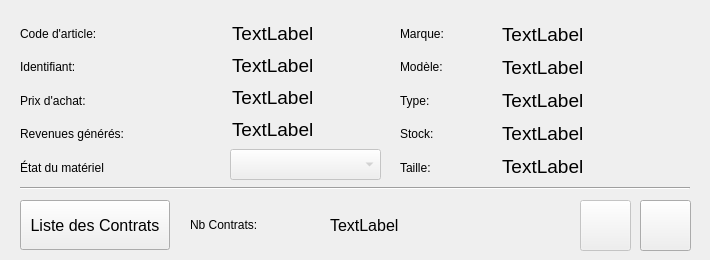
Above: sploks/views/item_inspector.ui from LPOdev/Sploks before the change. Below: the same form after it.
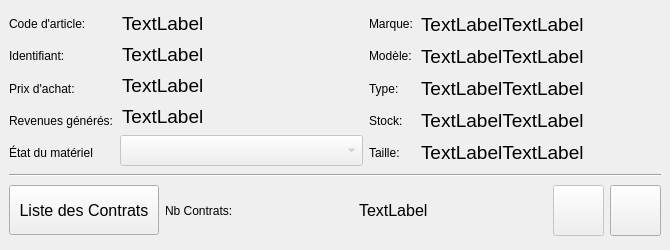
That is the form after the change. Icons and pictures are not drawn.

Commit message: T41 Refactorisation d'interfaces

What changed in the file:
```diff
--- a/sploks/views/item_inspector.ui
+++ b/sploks/views/item_inspector.ui
@@ -6,23 +6,24 @@
    <rect>
     <x>0</x>
     <y>0</y>
-    <width>710</width>
-    <height>260</height>
+    <width>670</width>
+    <height>250</height>
    </rect>
   </property>
+  <property name="minimumSize">
+   <size>
+    <width>670</width>
+    <height>250</height>
+   </size>
+  </property>
   <property name="windowTitle">
    <string>Détail Article</string>
   </property>
   <widget class="QWidget" name="centralwidget">
-   <widget class="QWidget" name="verticalLayoutWidget">
-    <property name="geometry">
-     <rect>
-      <x>20</x>
-      <y>20</y>
-      <width>203</width>
-      <height>161</height>
-     </rect>
-    </property>
+   <layout class="QVBoxLayout" name="verticalLayout_5">
+    <item>
+     <layout class="QHBoxLayout" name="horizontalLayout_4">
+      <item>
     <layout class="QVBoxLayout" name="verticalLayout">
      <item>
       <widget class="QLabel" name="label">
@@ -75,16 +76,8 @@
       </widget>
      </item>
     </layout>
-   </widget>
-   <widget class="QWidget" name="verticalLayoutWidget_2">
-    <property name="geometry">
-     <rect>
-      <x>230</x>
-      <y>20</y>
-      <width>151</width>
-      <height>161</height>
-     </rect>
-    </property>
+      </item>
+      <item>
     <layout class="QVBoxLayout" name="verticalLayout_2">
      <item>
       <widget class="QLineEdit" name="lblItemCode">
@@ -202,16 +195,8 @@
       </widget>
      </item>
     </layout>
-   </widget>
-   <widget class="QWidget" name="verticalLayoutWidget_3">
-    <property name="geometry">
-     <rect>
-      <x>400</x>
-      <y>20</y>
-      <width>86</width>
-      <height>161</height>
-     </rect>
-    </property>
+      </item>
+      <item>
     <layout class="QVBoxLayout" name="verticalLayout_3">
      <item>
       <widget class="QLabel" name="label_6">
@@ -264,19 +249,17 @@
       </widget>
      </item>
     </layout>
-   </widget>
-   <widget class="QWidget" name="verticalLayoutWidget_4">
-    <property name="geometry">
-     <rect>
-      <x>500</x>
-      <y>20</y>
-      <width>191</width>
-      <height>161</height>
-     </rect>
-    </property>
+      </item>
+      <item>
     <layout class="QVBoxLayout" name="verticalLayout_4">
      <item>
       <widget class="QLineEdit" name="lblBrand">
+          <property name="sizePolicy">
+           <sizepolicy hsizetype="Expanding" vsizetype="Fixed">
+            <horstretch>20</horstretch>
+            <verstretch>0</verstretch>
+           </sizepolicy>
+          </property>
        <property name="font">
         <font>
          <family>Arial</family>
@@ -292,7 +275,7 @@
 font: 87 14pt &quot;Arial&quot;;</string>
        </property>
        <property name="text">
-        <string>TextLabel</string>
+           <string>TextLabelTextLabel</string>
        </property>
        <property name="readOnly">
         <bool>true</bool>
@@ -301,6 +284,12 @@
      </item>
      <item>
       <widget class="QLineEdit" name="lblModel">
+          <property name="sizePolicy">
+           <sizepolicy hsizetype="Expanding" vsizetype="Fixed">
+            <horstretch>20</horstretch>
+            <verstretch>0</verstretch>
+           </sizepolicy>
+          </property>
        <property name="font">
         <font>
          <family>Arial</family>
@@ -316,7 +305,7 @@
 font: 87 14pt &quot;Arial&quot;;</string>
        </property>
        <property name="text">
-        <string>TextLabel</string>
+           <string>TextLabelTextLabel</string>
        </property>
        <property name="readOnly">
         <bool>true</bool>
@@ -325,6 +314,12 @@
      </item>
      <item>
       <widget class="QLineEdit" name="lblType">
+          <property name="sizePolicy">
+           <sizepolicy hsizetype="Expanding" vsizetype="Fixed">
+            <horstretch>20</horstretch>
+            <verstretch>0</verstretch>
+           </sizepolicy>
+          </property>
        <property name="font">
         <font>
          <family>Arial</family>
@@ -340,7 +335,7 @@
 font: 87 14pt &quot;Arial&quot;;</string>
        </property>
        <property name="text">
-        <string>TextLabel</string>
+           <string>TextLabelTextLabel</string>
        </property>
        <property name="readOnly">
         <bool>true</bool>
@@ -349,6 +344,12 @@
      </item>
      <item>
       <widget class="QLineEdit" name="lblStock">
+          <property name="sizePolicy">
+           <sizepolicy hsizetype="Expanding" vsizetype="Fixed">
+            <horstretch>20</horstretch>
+            <verstretch>0</verstretch>
+           </sizepolicy>
+          </property>
        <property name="font">
         <font>
          <family>Arial</family>
@@ -364,7 +365,7 @@
 font: 87 14pt &quot;Arial&quot;;</string>
        </property>
        <property name="text">
-        <string>TextLabel</string>
+           <string>TextLabelTextLabel</string>
        </property>
        <property name="readOnly">
         <bool>true</bool>
@@ -373,6 +374,12 @@
      </item>
      <item>
       <widget class="QLineEdit" name="lblSize">
+          <property name="sizePolicy">
+           <sizepolicy hsizetype="Expanding" vsizetype="Fixed">
+            <horstretch>20</horstretch>
+            <verstretch>0</verstretch>
+           </sizepolicy>
+          </property>
        <property name="font">
         <font>
          <family>Arial</family>
@@ -388,7 +395,7 @@
 font: 87 14pt &quot;Arial&quot;;</string>
        </property>
        <property name="text">
-        <string>TextLabel</string>
+           <string>TextLabelTextLabel</string>
        </property>
        <property name="readOnly">
         <bool>true</bool>
@@ -396,28 +403,31 @@
       </widget>
      </item>
     </layout>
-   </widget>
+      </item>
+     </layout>
+    </item>
+    <item>
    <widget class="Line" name="line">
-    <property name="geometry">
-     <rect>
-      <x>20</x>
-      <y>180</y>
-      <width>670</width>
-      <height>16</height>
-     </rect>
-    </property>
     <property name="orientation">
      <enum>Qt::Horizontal</enum>
     </property>
    </widget>
+    </item>
+    <item>
+     <layout class="QHBoxLayout" name="horizontalLayout_3">
+      <item>
    <widget class="QPushButton" name="btnContracts">
-    <property name="geometry">
-     <rect>
-      <x>20</x>
-      <y>200</y>
+        <property name="minimumSize">
+         <size>
       <width>150</width>
       <height>50</height>
-     </rect>
+         </size>
+        </property>
+        <property name="maximumSize">
+         <size>
+          <width>150</width>
+          <height>50</height>
+         </size>
     </property>
     <property name="font">
      <font>
@@ -435,15 +445,9 @@
      <string>Liste des Contrats</string>
     </property>
    </widget>
+      </item>
+      <item>
    <widget class="QLabel" name="label_5">
-    <property name="geometry">
-     <rect>
-      <x>190</x>
-      <y>215</y>
-      <width>131</width>
-      <height>20</height>
-     </rect>
-    </property>
     <property name="styleSheet">
      <string notr="true">font: 87 14pt &quot;Arial Black&quot;;</string>
     </property>
@@ -451,15 +455,9 @@
      <string>Nb Contrats:</string>
     </property>
    </widget>
+      </item>
+      <item>
    <widget class="QLabel" name="lbl_nbContracts">
-    <property name="geometry">
-     <rect>
-      <x>330</x>
-      <y>217</y>
-      <width>81</width>
-      <height>16</height>
-     </rect>
-    </property>
     <property name="font">
      <font>
       <pointsize>12</pointsize>
@@ -469,40 +467,23 @@
      <string>TextLabel</string>
     </property>
    </widget>
-   <widget class="QPushButton" name="btnEditCancel">
-    <property name="geometry">
-     <rect>
-      <x>640</x>
-      <y>200</y>
-      <width>51</width>
-      <height>51</height>
-     </rect>
-    </property>
-    <property name="text">
-     <string/>
-    </property>
-    <property name="icon">
-     <iconset>
-      <normaloff>res/edit_icon.png</normaloff>res/edit_icon.png</iconset>
-    </property>
-    <property name="iconSize">
-     <size>
-      <width>30</width>
-      <height>30</height>
-     </size>
-    </property>
-   </widget>
+      </item>
+      <item>
    <widget class="QPushButton" name="btnSave">
     <property name="enabled">
      <bool>false</bool>
     </property>
-    <property name="geometry">
-     <rect>
-      <x>580</x>
-      <y>200</y>
+        <property name="minimumSize">
+         <size>
       <width>51</width>
       <height>51</height>
-     </rect>
+         </size>
+        </property>
+        <property name="maximumSize">
+         <size>
+          <width>51</width>
+          <height>51</height>
+         </size>
     </property>
     <property name="text">
      <string/>
@@ -518,6 +499,39 @@
      </size>
     </property>
    </widget>
+      </item>
+      <item>
+       <widget class="QPushButton" name="btnEditCancel">
+        <property name="minimumSize">
+         <size>
+          <width>51</width>
+          <height>51</height>
+         </size>
+        </property>
+        <property name="maximumSize">
+         <size>
+          <width>51</width>
+          <height>51</height>
+         </size>
+        </property>
+        <property name="text">
+         <string/>
+        </property>
+        <property name="icon">
+         <iconset>
+          <normaloff>res/edit_icon.png</normaloff>res/edit_icon.png</iconset>
+        </property>
+        <property name="iconSize">
+         <size>
+          <width>30</width>
+          <height>30</height>
+         </size>
+        </property>
+       </widget>
+      </item>
+     </layout>
+    </item>
+   </layout>
   </widget>
  </widget>
  <resources/>
```
Lines whose indentation alone changed are shown as unchanged. The commit also changes 6 other files.
